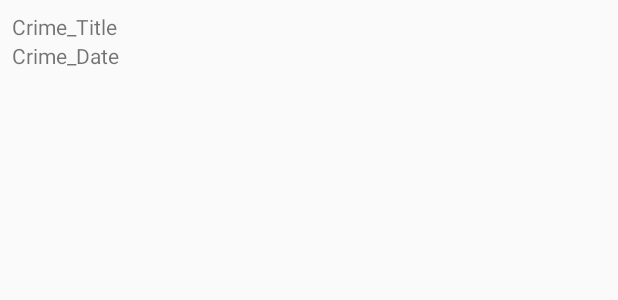
After one commit to hbrockster13/Fragment_intro, an Android app: the layout list_item_crime.xml on its own in the app's theme, with its tools: preview values and no code run, on a phone screen of 412 x 824 dp. The commit adds this screen. Shown: the top 300 px of the screen. Run offline under Robolectric (Android 15) with nearby library versions, the phone set to English and light mode, and no system bars.

Commit message:
created a recycler view for each crime

```diff
--- a/app/build.gradle
+++ b/app/build.gradle
@@ -25,4 +25,5 @@ dependencies {
     testImplementation 'junit:junit:4.12'
     androidTestImplementation 'com.android.support.test:runner:1.0.2'
     androidTestImplementation 'com.android.support.test.espresso:espresso-core:3.0.2'
+    implementation 'com.android.support:recyclerview-v7:28.0.0'
 }
--- /dev/null
+++ b/app/src/main/res/layout/list_item_crime.xml
@@ -0,0 +1,20 @@
+<?xml version="1.0" encoding="utf-8"?>
+<LinearLayout
+    xmlns:android="http://schemas.android.com/apk/res/android"
+    android:orientation="vertical"
+    android:layout_width="match_parent"
+    android:layout_height="wrap_content"
+    android:padding="8dp">
+
+    <TextView
+        android:id="@+id/crime_title"
+        android:layout_width="match_parent"
+        android:layout_height="wrap_content"
+        android:text="Crime_Title"/>
+    <TextView
+        android:id="@+id/crime_date"
+        android:layout_width="match_parent"
+        android:layout_height="wrap_content"
+        android:text="Crime_Date"/>
+
+</LinearLayout>
```
Also changed, not shown: app/src/main/java/com/example/criminalintent/CrimeActivity.java (+14 -1 lines), app/src/main/java/com/example/criminalintent/CrimeFragment.java (+17 -1 lines), app/src/main/java/com/example/criminalintent/CrimeListFragment.java (+85 -24 lines), app/src/main/java/com/example/criminalintent/Models/CrimeLab.java (+7 -9 lines), app/src/main/res/layout/fragment_crime_list.xml (+3 -17 lines).
